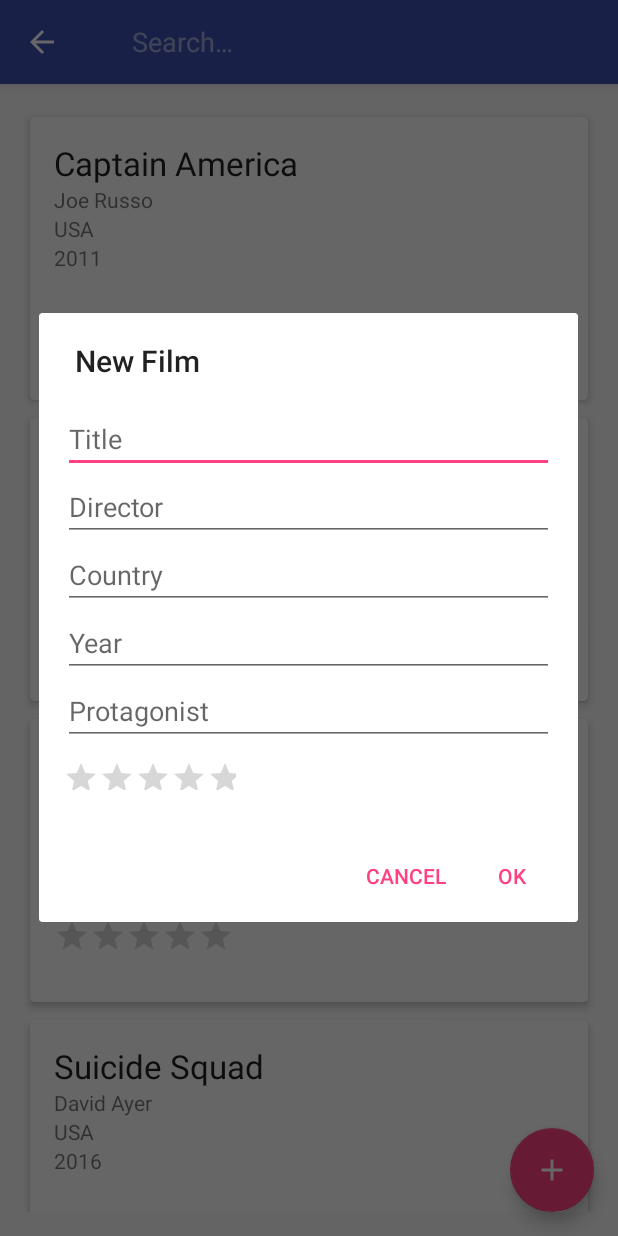
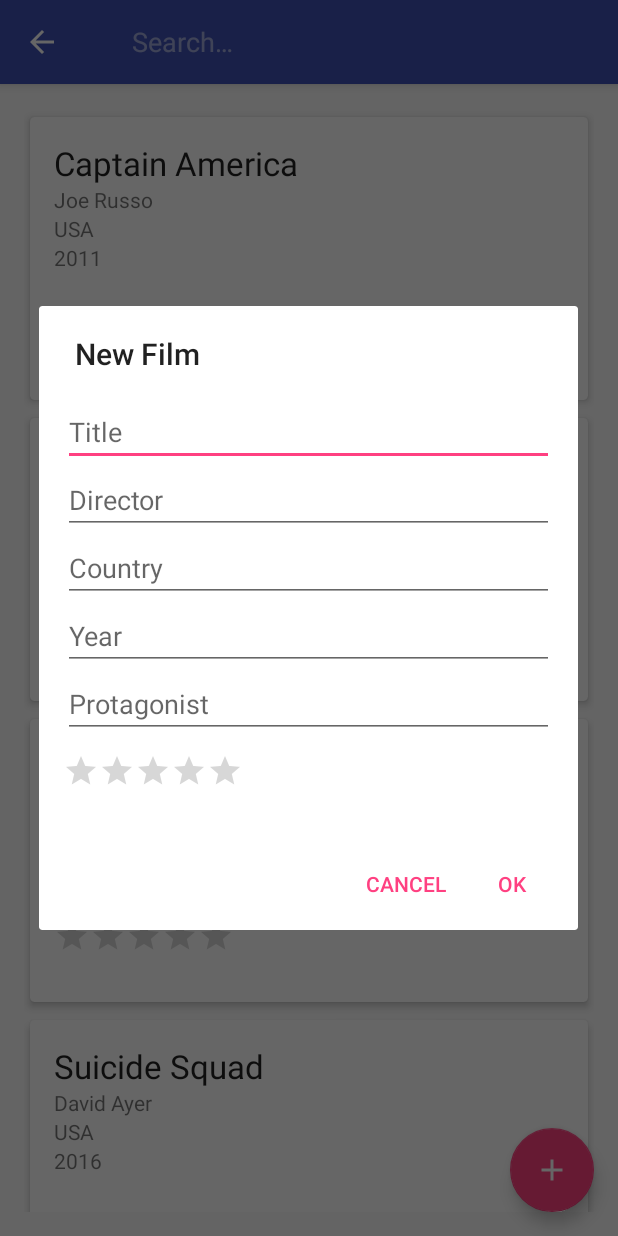
Before and after one commit to twinone/upc, an Android app: the screen it shows after launch (MainActivity), in the side drawer, after a tap on "Add film", on a phone screen of 412 x 824 dp. Run offline under Robolectric (Android 15) with nearby library versions, the phone set to English and light mode, and no system bars.

Commit message:
Also changed in add film
Bug found, protagonist sometimes not shown

```diff
--- a/fib-idi-android/MyFilmDatabase/app/src/main/res/layout/new_film_dialog.xml
+++ b/fib-idi-android/MyFilmDatabase/app/src/main/res/layout/new_film_dialog.xml
@@ -37,8 +37,8 @@
         android:hint="@string/newfilm_protagonist" />
 
     <RatingBar
-        android:layout_width="230dp"
-        android:layout_height="40dp"
+        android:layout_width="240dp"
+        android:layout_height="50dp"
         android:id="@+id/ratingBar"
         android:stepSize="0.5"
         android:rating="0.0"
```
